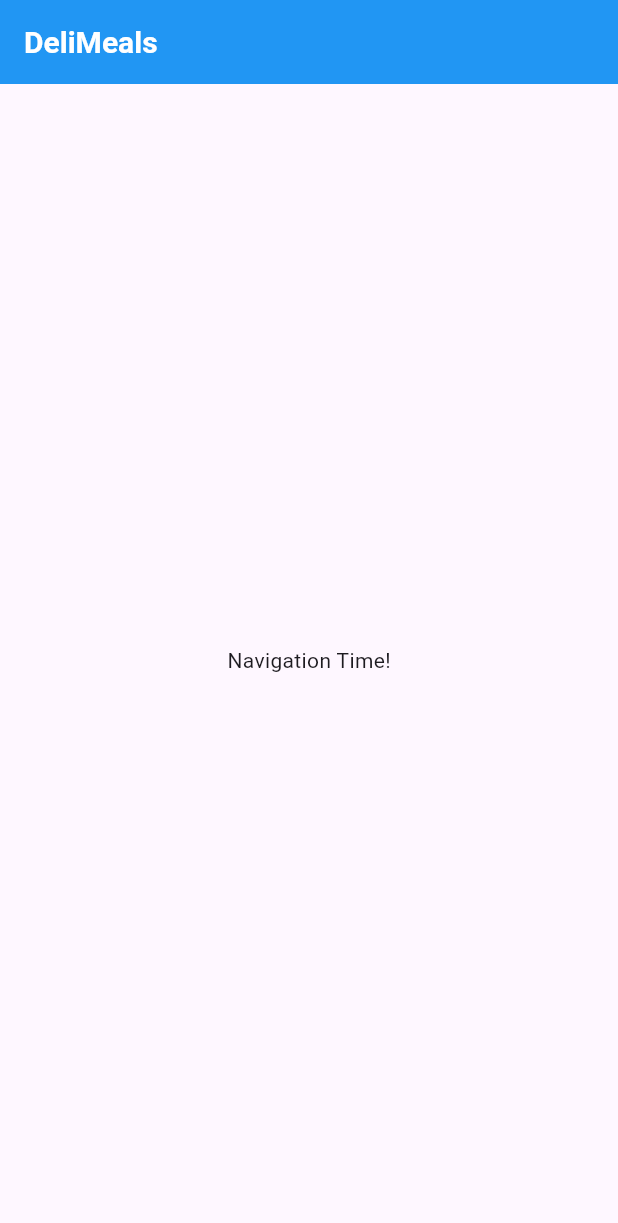
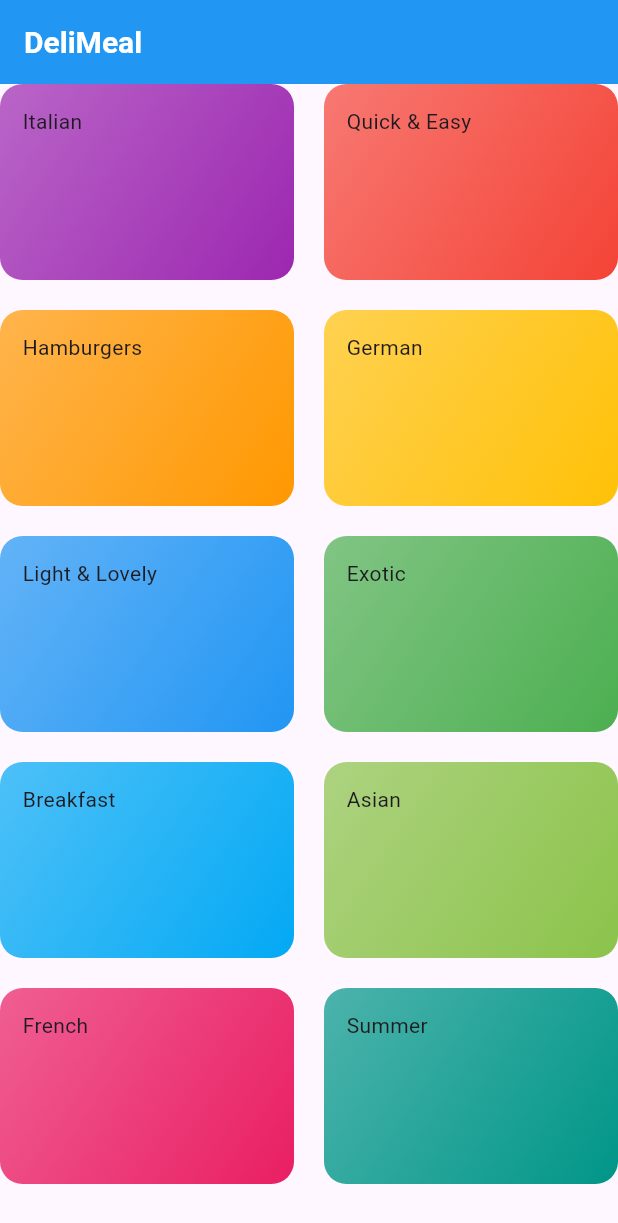
Before and after one commit to TommyyFeltre/meals, a Flutter app: the screen it shows after launch, on a phone screen of 412 x 824 dp. Shown: the top 1223 px of the screen. Run offline on Flutter 3.47's test engine with Material 3 defaults, Android fonts, the phone set to English and light mode, and no system bars; Roboto replaces fonts that are missing (OpenSans).

Commit message:
start ui implementation

```diff
--- /dev/null
+++ b/lib/categories_screen.dart
@@ -0,0 +1,25 @@
+import 'package:flutter/material.dart';
+import 'package:meals/category_item.dart';
+import './utils/dummy_data.dart';
+
+class CategoriesScreen extends StatelessWidget {
+  const CategoriesScreen({super.key});
+
+  @override
+  Widget build(BuildContext context) {
+    return Scaffold(
+      appBar: AppBar(
+        title: const Text('DeliMeal'),
+      ),
+      body: GridView(
+        gridDelegate: const SliverGridDelegateWithMaxCrossAxisExtent(
+          maxCrossAxisExtent: 200,
+          childAspectRatio: 3 / 2,
+          crossAxisSpacing: 20,
+          mainAxisSpacing: 20
+        ),
+        children: DUMMY_CATEGORIES.map((category) => CategoryItem(category.title, category.color)).toList(),
+      ),
+    );
+  }
+}
--- /dev/null
+++ b/lib/category_item.dart
@@ -0,0 +1,23 @@
+import 'package:flutter/material.dart';
+
+class CategoryItem extends StatelessWidget {
+  final String title;
+  final Color color;
+  CategoryItem(this.title, this.color,{super.key});
+
+  @override
+  Widget build(BuildContext context) {
+    return Container(
+      padding: const EdgeInsets.all(15),
+      decoration: BoxDecoration(
+        gradient: LinearGradient(
+          colors: [color.withOpacity(0.7), color],
+          begin: Alignment.topLeft,
+          end: Alignment.bottomRight
+        ),
+        borderRadius: BorderRadius.circular(15)
+      ),
+      child: Text(title),
+    );
+  }
+}
--- a/lib/main.dart
+++ b/lib/main.dart
@@ -1,4 +1,5 @@
 import 'package:flutter/material.dart';
+import 'package:meals/categories_screen.dart';
 
 void main() => runApp(const MyApp());
 
@@ -22,31 +23,7 @@ class MyApp extends StatelessWidget {
         ),
 
       ),
-      home: const MyHomePage(),
+      home: const CategoriesScreen(),
     );
   }
 }
-
-class MyHomePage extends StatefulWidget {
-  const MyHomePage({super.key});
-
-    @override
-  // ignore: library_private_types_in_public_api
-  _MyHomePageState createState() => _MyHomePageState();
-}
-
-class _MyHomePageState extends State<MyHomePage> {
-
-  @override
-  Widget build(BuildContext context) {
-    return Scaffold(
-      appBar: AppBar(
-        title: Text('DeliMeals'),
-        backgroundColor: Theme.of(context).appBarTheme.backgroundColor,
-      ),
-      body: Center(
-        child: Text('Navigation Time!'),
-      ),
-    );
-  }
-}
--- /dev/null
+++ b/lib/models/category.dart
@@ -0,0 +1,9 @@
+import 'package:flutter/material.dart';
+
+class Category {
+  final String id;
+  final String title;
+  final Color color;
+
+  const Category({required this.id, required this.title, this.color = Colors.orange});
+}
--- /dev/null
+++ b/lib/utils/dummy_data.dart
@@ -0,0 +1,55 @@
+import 'package:flutter/material.dart';
+import 'package:meals/models/category.dart';
+
+const DUMMY_CATEGORIES = [
+  Category(
+    id: 'c1',
+    title: 'Italian',
+    color: Colors.purple,
+  ),
+  Category(
+    id: 'c2',
+    title: 'Quick & Easy',
+    color: Colors.red,
+  ),
+  Category(
+    id: 'c3',
+    title: 'Hamburgers',
+    color: Colors.orange,
+  ),
+  Category(
+    id: 'c4',
+    title: 'German',
+    color: Colors.amber,
+  ),
+  Category(
+    id: 'c5',
+    title: 'Light & Lovely',
+    color: Colors.blue,
+  ),
+  Category(
+    id: 'c6',
+    title: 'Exotic',
+    color: Colors.green,
+  ),
+  Category(
+    id: 'c7',
+    title: 'Breakfast',
+    color: Colors.lightBlue,
+  ),
+  Category(
+    id: 'c8',
+    title: 'Asian',
+    color: Colors.lightGreen,
+  ),
+  Category(
+    id: 'c9',
+    title: 'French',
+    color: Colors.pink,
+  ),
+  Category(
+    id: 'c10',
+    title: 'Summer',
+    color: Colors.teal,
+  ),
+];
```
